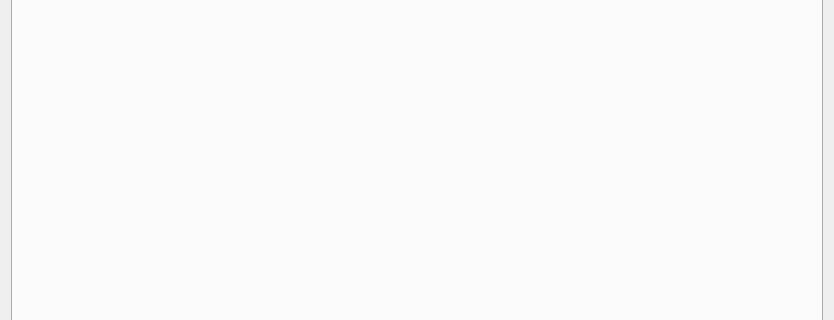
First picture: the form in rc/ui/mainwindow.ui, repository tetricas/CVlabs, before the edit; both pictures show x 0 to 834 and y 106 to 426 of the 834 by 509 pixel window.
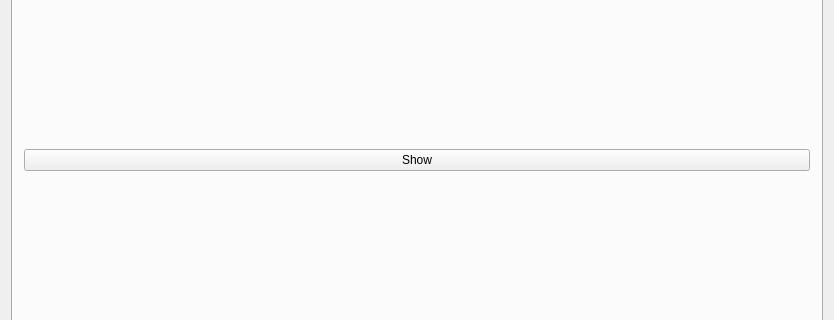
Second picture: the form after the edit. Custom widgets are drawn as their Qt base class.

Commit message: added fractalsWidget to app

```diff
--- a/rc/ui/mainwindow.ui
+++ b/rc/ui/mainwindow.ui
@@ -46,10 +46,11 @@
        </attribute>
        <layout class="QHBoxLayout" name="horizontalLayout">
         <item>
-         <widget class="CFractalsWidget" name="fractalsWidget" native="true"/>
-        </item>
-        <item>
-         <widget class="QWidget" name="widget" native="true"/>
+         <widget class="QPushButton" name="fractalsButton">
+          <property name="text">
+           <string>Show</string>
+          </property>
+         </widget>
         </item>
        </layout>
       </widget>
@@ -72,12 +73,6 @@
    <header location="global">../include/Transformation/TransformationWidget.h</header>
    <container>1</container>
   </customwidget>
-  <customwidget>
-   <class>CFractalsWidget</class>
-   <extends>QWidget</extends>
-   <header location="global">../include/Fractals/FractalsWidget.h</header>
-   <container>1</container>
-  </customwidget>
  </customwidgets>
  <resources/>
  <connections/>
```
The commit also changes 2 other files.
